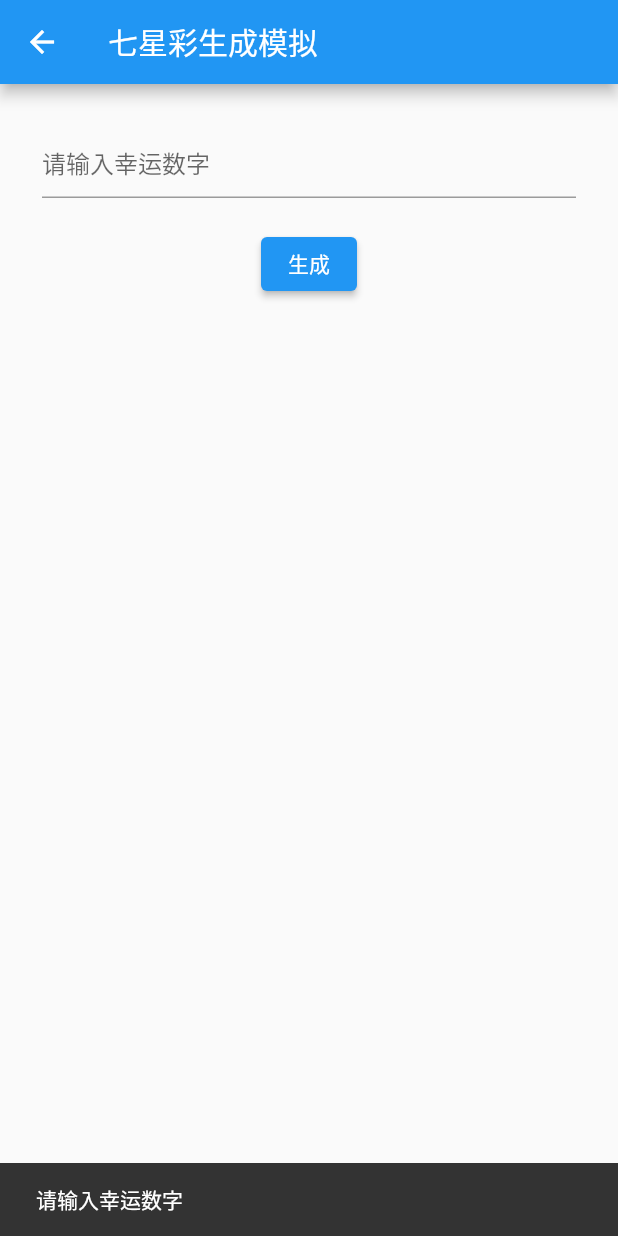
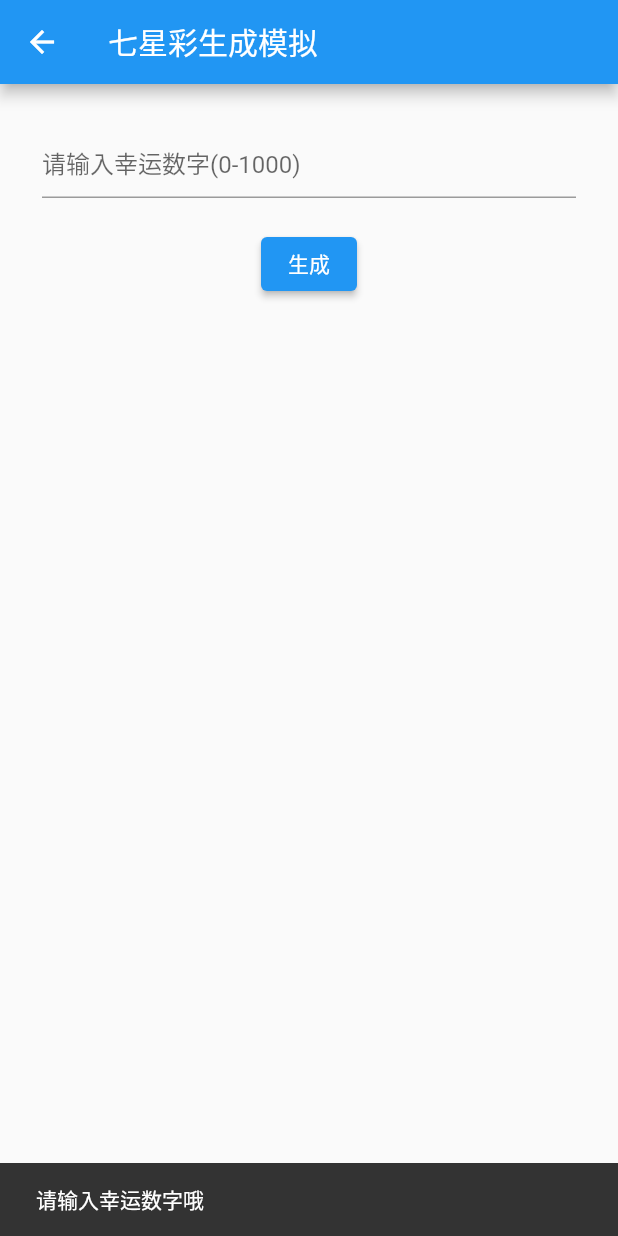
Before and after one commit to wosika/wosika.github.io, a Flutter app: the SevenStarColorPage screen opened directly, after a tap on "生成", on a phone screen of 412 x 824 dp. Run offline on Flutter 3.47's test engine with Material 2 defaults, Android fonts, the light colour scheme and no system bars.

Commit message:
add limit.

```diff
--- a/lib/double_color_ball_page.dart
+++ b/lib/double_color_ball_page.dart
@@ -48,7 +48,7 @@ class _DoubleColorBallPageState extends State<DoubleColorBallPage> {
             controller: luckyNumberController,
 
             decoration: const InputDecoration(
-              hintText: "请输入幸运数字",
+              hintText: "请输入幸运数字（0-1000)",
             ),
           ),
           //s，是否过滤
@@ -133,6 +133,15 @@ class _DoubleColorBallPageState extends State<DoubleColorBallPage> {
                 return;
               }
 
+              //如果幸运数超过0-1000
+              if (int.parse(luckyNumberController.text) < 0 ||
+                  int.parse(luckyNumberController.text) > 1000) {
+                //提示
+                ScaffoldMessenger.of(context).showSnackBar(
+                    const SnackBar(content: Text("请输入0-1000之间的幸运数哦")));
+                return;
+              }
+
               var redNum = redBallCountController.text.isEmpty
                   ? 0
                   : int.parse(redBallCountController.text);
--- a/lib/seven_lucky_number.dart
+++ b/lib/seven_lucky_number.dart
@@ -12,10 +12,10 @@ String getSevenStarColor(int luckyNum){
   List<int> luckNumberList = [];
 
   var random = Random();
-  var num = random.nextInt(101);
+  var num = random.nextInt(1001);
   print("当前幸运数$luckyNum");
   while (luckyNum != num) {
-    num = random.nextInt(101);
+    num = random.nextInt(1001);
     print("当前随机数$num");
     luckNumberList.clear();
     _getIt(luckNumberList, 9, 7);
--- a/lib/seven_star_color_page.dart
+++ b/lib/seven_star_color_page.dart
@@ -38,7 +38,7 @@ class _SevenStarColorPageState extends State<SevenStarColorPage> {
             controller: luckyNumberController,
 
             decoration: const InputDecoration(
-              hintText: "请输入幸运数字",
+              hintText: "请输入幸运数字(0-1000)",
             ),
           ),
 
@@ -53,7 +53,15 @@ class _SevenStarColorPageState extends State<SevenStarColorPage> {
               if (luckyNumberController.text.isEmpty) {
                 //提示
                 ScaffoldMessenger.of(context)
-                    .showSnackBar(const SnackBar(content: Text("请输入幸运数字")));
+                    .showSnackBar(const SnackBar(content: Text("请输入幸运数字哦")));
+                return;
+              }
+              //如果幸运数超过0-1000
+              if (int.parse(luckyNumberController.text) < 0 ||
+                  int.parse(luckyNumberController.text) > 1000) {
+                //提示
+                ScaffoldMessenger.of(context).showSnackBar(
+                    const SnackBar(content: Text("请输入0-1000之间的幸运数哦")));
                 return;
               }
               setState(() {
```
